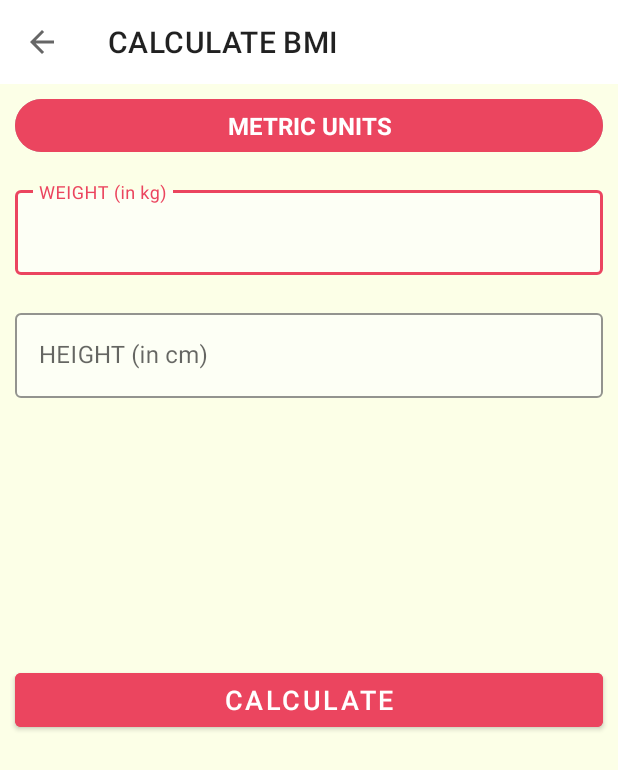
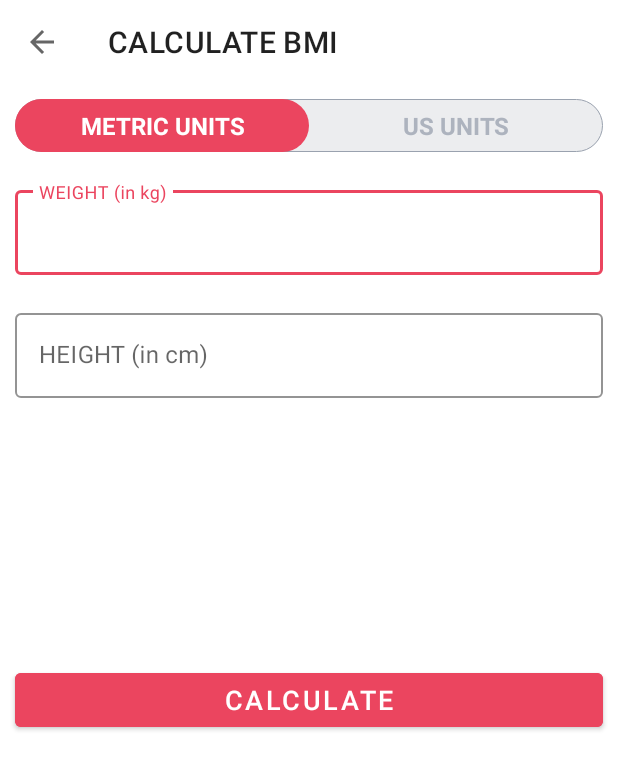
Before and after one commit to Rachel-3/Oee, an Android app: the BMIActivity screen opened directly, with no data from a screen before it, on a phone screen of 412 x 824 dp. Shown: the top 770 px of the screen. Run offline under Robolectric (Android 15) with nearby library versions, the phone set to English and light mode, and no system bars.

Commit message:
파일 오류 수정

```diff
--- a/app/build.gradle
+++ b/app/build.gradle
@@ -7,7 +7,7 @@ plugins {
 
 android {
     namespace 'com.example.oee'
-    compileSdk 34
+    compileSdk 31
 
     defaultConfig {
         applicationId "com.example.oee"
--- a/app/src/main/AndroidManifest.xml
+++ b/app/src/main/AndroidManifest.xml
@@ -1,6 +1,7 @@
 <?xml version="1.0" encoding="utf-8"?>
 <manifest xmlns:android="http://schemas.android.com/apk/res/android"
-    xmlns:tools="http://schemas.android.com/tools">
+    xmlns:tools="http://schemas.android.com/tools"
+    package="com.example.oee">
 
     <queries>
         <intent>
--- a/app/src/main/java/com/example/oee/MainActivity.kt
+++ b/app/src/main/java/com/example/oee/MainActivity.kt
@@ -1,4 +1,4 @@
-package com.example.oee
+package com.example.oee;
 
 import android.content.Intent
 import androidx.appcompat.app.AppCompatActivity
--- a/app/src/main/java/com/example/oee/WorkOutApp.kt
+++ b/app/src/main/java/com/example/oee/WorkOutApp.kt
@@ -1,4 +1,4 @@
-package com.example.oee
+package com.example.oee;
 
 import android.app.Application
 
--- a/app/src/main/res/drawable/item_circular_color_accent_background.xml
+++ b/app/src/main/res/drawable/item_circular_color_accent_background.xml
@@ -2,9 +2,5 @@
 <shape xmlns:android="http://schemas.android.com/apk/res/android"
     android:shape="oval">
 
-<<<<<<< HEAD
     <solid android:color="@color/colorAccent"/>
-=======
-    <solid android:color="#BAD7E9"/>
->>>>>>> babb1086095f8f65831050ded0c8082001501820
 </shape>
--- a/app/src/main/res/layout/activity_bmi.xml
+++ b/app/src/main/res/layout/activity_bmi.xml
@@ -3,7 +3,6 @@
     xmlns:tools="http://schemas.android.com/tools"
     android:layout_width="match_parent"
     android:layout_height="match_parent"
-    android:background="#FCFFE7"
     xmlns:app="http://schemas.android.com/apk/res-auto"
     tools:context=".BMIActivity">
 
@@ -36,7 +35,19 @@
             android:textSize="16sp"
             android:textStyle="bold" />
 
-
+        <RadioButton
+            android:id="@+id/rbUsUnits"
+            android:layout_width="0dp"
+            android:layout_height="35dp"
+            android:layout_weight="0.50"
+            android:background="@drawable/drawable_units_tab_selector"
+            android:button="@null"
+            android:checked="false"
+            android:gravity="center"
+            android:text="US UNITS"
+            android:textColor="@drawable/drawable_units_tab_text_color_selector"
+            android:textSize="16sp"
+            android:textStyle="bold" />
     </RadioGroup>
     <!--END-->
     <com.google.android.material.textfield.TextInputLayout
@@ -44,7 +55,6 @@
         android:layout_margin="10dp"
         app:boxStrokeColor="@color/colorAccent"
         app:hintTextColor="@color/colorAccent"
-        app:boxBackgroundColor="@color/colorInput"
         android:layout_below="@id/rgUnits"
         style="@style/Widget.MaterialComponents.TextInputLayout.OutlinedBox"
         android:layout_width="match_parent"
@@ -60,18 +70,15 @@
     </com.google.android.material.textfield.TextInputLayout>
     <!--positioned below tilMetricUnitWeight-->
     <com.google.android.material.textfield.TextInputLayout
+        android:layout_below="@id/tilMetricUnitWeight"
         android:id="@+id/tilMetricUnitHeight"
+        app:boxStrokeColor="@color/colorAccent"
+        app:hintTextColor="@color/colorAccent"
         style="@style/Widget.MaterialComponents.TextInputLayout.OutlinedBox"
         android:layout_width="match_parent"
-        android:layout_height="wrap_content"
-        app:boxBackgroundColor="@color/colorInput"
-        android:layout_below="@id/tilMetricUnitWeight"
-        android:layout_marginStart="10dp"
         android:layout_marginTop="10dp"
-        android:layout_marginEnd="10dp"
-        android:layout_marginBottom="10dp"
-        app:boxStrokeColor="@color/colorAccent"
-        app:hintTextColor="@color/colorAccent">
+        android:layout_margin="10dp"
+        android:layout_height="wrap_content">
 
         <androidx.appcompat.widget.AppCompatEditText
             android:id="@+id/etMetricUnitHeight"
@@ -89,9 +96,41 @@
         android:layout_below="@id/rgUnits"
         style="@style/Widget.MaterialComponents.TextInputLayout.OutlinedBox"
         android:layout_width="match_parent"
-        android:layout_height="wrap_content"/>
+        android:layout_height="wrap_content">
+
+        <androidx.appcompat.widget.AppCompatEditText
+            android:id="@+id/etUsMetricUnitWeight"
+            android:layout_width="match_parent"
+            android:layout_height="wrap_content"
+            android:hint="WEIGHT (in kg)"
+            android:inputType="numberDecimal"
+            android:textSize="16sp" />
+    </com.google.android.material.textfield.TextInputLayout>
     <!--positioned below tilMetricUnitWeight-->
 
+    <com.google.android.material.textfield.TextInputLayout
+        android:layout_below="@id/tilMetricUnitWeight"
+        android:id="@+id/tilMetricUsUnitHeightFeet"
+        app:boxStrokeColor="@color/colorAccent"
+        app:hintTextColor="@color/colorAccent"
+        style="@style/Widget.MaterialComponents.TextInputLayout.OutlinedBox"
+        android:layout_width="wrap_content"
+        android:layout_marginTop="10dp"
+        android:layout_alignParentStart="true"
+        android:visibility="gone"
+        tools:visibility="visible"
+        android:layout_toStartOf="@id/view"
+        android:layout_margin="10dp"
+        android:layout_height="wrap_content">
+
+        <androidx.appcompat.widget.AppCompatEditText
+            android:id="@+id/etUsMetricUnitHeightFeet"
+            android:layout_width="match_parent"
+            android:layout_height="wrap_content"
+            android:hint="Feet"
+            android:inputType="numberDecimal"
+            android:textSize="16sp" />
+    </com.google.android.material.textfield.TextInputLayout>
     <View
         android:id="@+id/view"
         android:layout_width="0dp"
@@ -99,6 +138,29 @@
         android:layout_below="@+id/tilMetricUnitWeight"
         android:layout_centerHorizontal="true" />
 
+    <com.google.android.material.textfield.TextInputLayout
+        android:layout_below="@id/tilMetricUnitWeight"
+        android:id="@+id/tilMetricUsUnitHeightInch"
+        app:boxStrokeColor="@color/colorAccent"
+        app:hintTextColor="@color/colorAccent"
+        android:layout_alignParentEnd="true"
+        android:layout_toEndOf="@id/view"
+        android:visibility="gone"
+        tools:visibility="visible"
+        style="@style/Widget.MaterialComponents.TextInputLayout.OutlinedBox"
+        android:layout_width="wrap_content"
+        android:layout_marginTop="10dp"
+        android:layout_margin="10dp"
+        android:layout_height="wrap_content">
+
+        <androidx.appcompat.widget.AppCompatEditText
+            android:id="@+id/etUsMetricUnitHeightInch"
+            android:layout_width="match_parent"
+            android:layout_height="wrap_content"
+            android:hint="Inch"
+            android:inputType="numberDecimal"
+            android:textSize="16sp" />
+    </com.google.android.material.textfield.TextInputLayout>
     <!--end-->
 
     <!--positioned below tilMetricUnitHeight-->
@@ -119,7 +181,6 @@
             android:layout_height="wrap_content"
             android:gravity="center"
             android:text="YOUR BMI"
-            android:textColor="@color/colorText_bmi"
             android:textAllCaps="true"
             android:textSize="16sp" />
 
@@ -127,7 +188,6 @@
             android:id="@+id/tvBMIValue"
             android:layout_width="match_parent"
             android:layout_height="wrap_content"
-            android:textColor="@color/colorText_bmi"
             android:layout_marginTop="5dp"
             android:gravity="center"
             android:textSize="18sp"
@@ -138,7 +198,6 @@
             android:id="@+id/tvBMIType"
             android:layout_width="match_parent"
             android:layout_height="wrap_content"
-            android:textColor="@color/colorText_bmi"
             android:layout_marginTop="5dp"
             android:gravity="center"
             android:textSize="18sp"
@@ -148,7 +207,6 @@
             android:id="@+id/tvBMIDescription"
             android:layout_width="match_parent"
             android:layout_height="wrap_content"
-            android:textColor="@color/colorText_bmi"
             android:layout_marginTop="5dp"
             android:gravity="center"
             android:textSize="18sp"
--- a/app/src/main/res/values/strings.xml
+++ b/app/src/main/res/values/strings.xml
@@ -1,8 +1,4 @@
 <resources>
     <string name="app_name">Oee</string>
     <string name="image">image</string>
-    <string name="start_button_text">Start</string>
-    <string name="bmi_text">BMI</string>
-    <string name="calculator_text">Calculator</string>
-    <string name="history_text">History</string>
 </resources>
--- a/gradle.properties
+++ b/gradle.properties
@@ -21,4 +21,3 @@ kotlin.code.style=official
 # resources declared in the library itself and none from the library's dependencies,
 # thereby reducing the size of the R class for that library
 android.nonTransitiveRClass=true
-org.gradle.unsafe.configuration-cache=true
```
Also changed, not shown: app/src/main/res/layout/activity_main.xml (+27 -38 lines), settings.gradle (line endings or trailing spaces), 2 other files.
